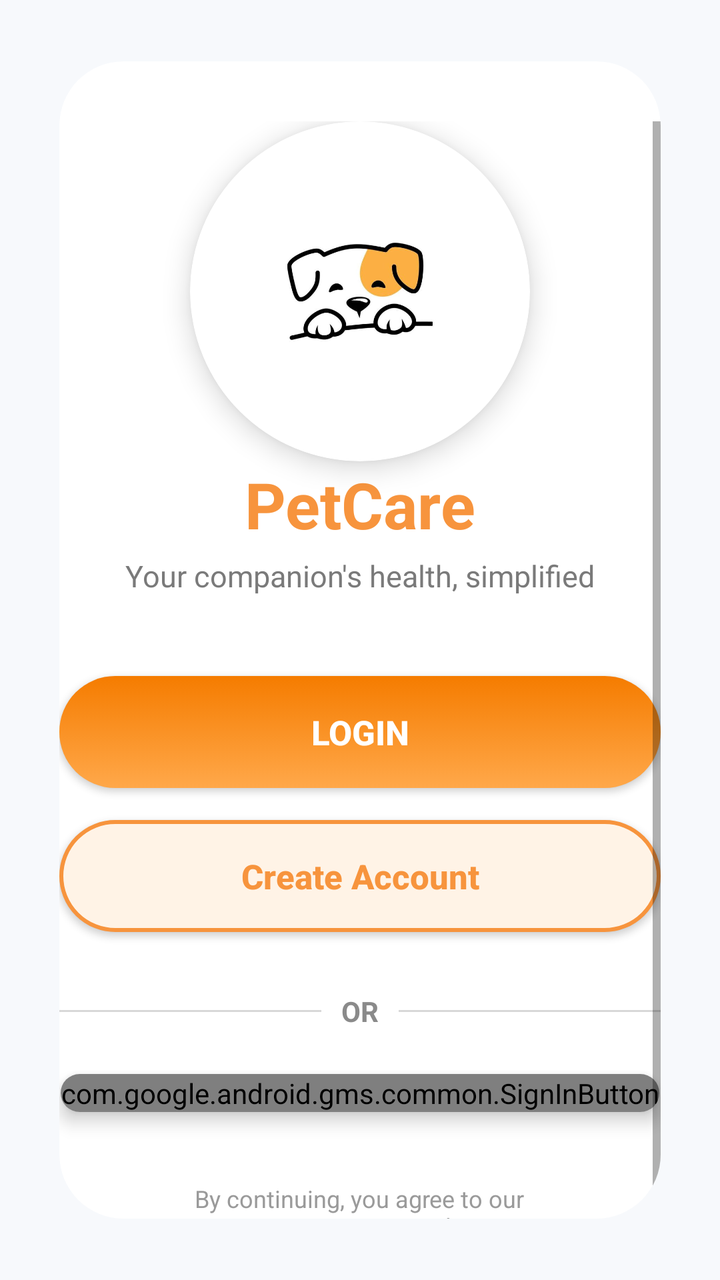
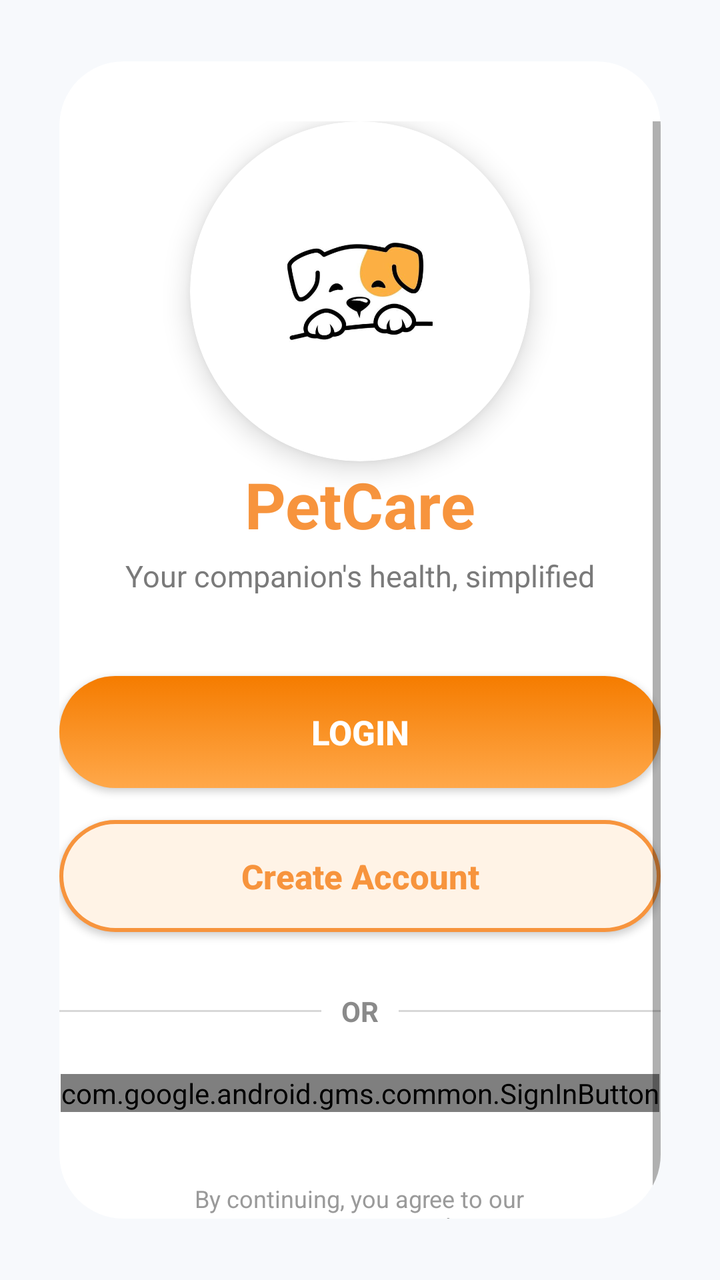

Compare the two renders of this Android layout. The source of the first and the diff that turns it into the second are given below.
<!-- AndroidManifest.xml: application theme Theme.PETCARE -->
<!-- res/layout/landingpage.xml -->
<?xml version="1.0" encoding="utf-8"?>

<androidx.constraintlayout.widget.ConstraintLayout
    xmlns:android="http://schemas.android.com/apk/res/android"
    xmlns:app="http://schemas.android.com/apk/res-auto"
    android:layout_width="match_parent"
    android:layout_height="match_parent"
    android:background="#F7F9FC">

    <androidx.cardview.widget.CardView
        android:layout_width="match_parent"
        android:layout_height="match_parent"
        android:layout_margin="18dp"
        app:cardCornerRadius="32dp"
        app:cardElevation="0dp"
        app:cardUseCompatPadding="true"
        app:layout_constraintBottom_toBottomOf="parent"
        app:layout_constraintEnd_toEndOf="parent"
        app:layout_constraintStart_toStartOf="parent"
        app:layout_constraintTop_toTopOf="parent">

        <ScrollView
            android:layout_width="match_parent"
            android:layout_height="match_parent"
            android:fillViewport="true"
            android:layout_marginTop="30dp">

            <LinearLayout
                android:layout_width="match_parent"
                android:layout_height="wrap_content"
                android:gravity="center_horizontal"
                android:orientation="vertical"
                >

                <androidx.cardview.widget.CardView
                    android:layout_width="170dp"
                    android:layout_height="170dp"
                    app:cardBackgroundColor="#FFFFFF"
                    app:cardCornerRadius="85dp"
                    app:cardElevation="8dp">


                    <ImageView

                        android:id="@+id/imgLogo"
                        android:layout_width="match_parent"
                        android:layout_height="match_parent"
                        android:padding="20dp"
                        android:scaleType="centerInside"
                        android:src="@drawable/pet_logo" />

                </androidx.cardview.widget.CardView>

                <TextView
                    android:layout_width="wrap_content"
                    android:layout_height="wrap_content"
                    android:text="PetCare"
                    android:textColor="#F7943D"
                    android:textSize="32sp"
                    android:textStyle="bold" />

                <TextView
                    android:layout_width="wrap_content"
                    android:layout_height="wrap_content"
                    android:layout_marginTop="4dp"
                    android:layout_marginBottom="40dp"
                    android:text="Your companion's health, simplified"
                    android:textColor="#7A7A7A"
                    android:textSize="15sp" />

                <View
                    android:layout_width="match_parent"
                    android:layout_height="0dp"
                    android:layout_weight="1"/>

                <Button

                    android:id="@+id/btnLogin"
                    android:layout_width="match_parent"
                    android:layout_height="56dp"
                    android:background="@drawable/button_orange"
                    android:elevation="6dp"
                    android:text="LOGIN"
                    android:textAllCaps="false"
                    android:textColor="#FFFFFF"
                    android:textSize="17sp"
                    android:textStyle="bold" />

                <Button
                    android:id="@+id/btnCreateAccount"
                    android:layout_width="match_parent"
                    android:layout_height="56dp"
                    android:layout_marginTop="16dp"
                    android:background="@drawable/button_light"
                    android:elevation="6dp"
                    android:text="Create Account"
                    android:textAllCaps="false"
                    android:textColor="#F7943D"
                    android:textSize="17sp"
                    android:textStyle="bold" />

                <LinearLayout
                    android:layout_width="match_parent"
                    android:layout_height="wrap_content"
                    android:layout_marginTop="30dp"
                    android:layout_marginBottom="22dp"
                    android:gravity="center_vertical"
                    android:orientation="horizontal">

                    <View
                        android:layout_width="0dp"
                        android:layout_height="1dp"
                        android:layout_weight="1"
                        android:background="#D8D8D8" />

                    <TextView
                        android:layout_width="wrap_content"
                        android:layout_height="wrap_content"
                        android:layout_marginHorizontal="10dp"
                        android:text="OR"
                        android:textColor="#8A8A8A"
                        android:textStyle="bold" />

                    <View
                        android:layout_width="0dp"
                        android:layout_height="1dp"
                        android:layout_weight="1"
                        android:background="#D8D8D8" />

                </LinearLayout>

                <androidx.cardview.widget.CardView
                    android:layout_width="wrap_content"
                    android:layout_height="wrap_content"
                    app:cardCornerRadius="18dp"
                    app:cardElevation="5dp">

                    <com.google.android.gms.common.SignInButton
                        android:id="@+id/btnGoogle"
                        android:layout_width="wrap_content"
                        android:layout_height="wrap_content" />

                </androidx.cardview.widget.CardView>

                <TextView
                    android:layout_width="wrap_content"
                    android:layout_height="wrap_content"
                    android:layout_marginTop="35dp"
                    android:gravity="center"
                    android:text="By continuing, you agree to our\nTerms &amp; Privacy Policy"
                    android:textAlignment="center"
                    android:textColor="#9A9A9A"
                    android:textSize="12sp" />

            </LinearLayout>

        </ScrollView>

    </androidx.cardview.widget.CardView>

</androidx.constraintlayout.widget.ConstraintLayout>
<!-- resources referenced by this layout -->
<resources>
  <!-- drawable button_light (drawable) -->
  <?xml version="1.0" encoding="utf-8"?>
  <selector xmlns:android="http://schemas.android.com/apk/res/android">
  
      <item android:state_pressed="true">
          <shape>
              <solid android:color="#FFE3C2"/>
              <corners android:radius="30dp"/>
          </shape>
      </item>
  
      <item>
          <shape>
              <solid android:color="#FFF3E6"/>
              <stroke
                  android:width="2dp"
                  android:color="#F7943D"/>
  
              <corners android:radius="30dp"/>
          </shape>
      </item>
  
  </selector>
  <!-- drawable button_orange (drawable) -->
  <?xml version="1.0" encoding="utf-8"?>
  <selector xmlns:android="http://schemas.android.com/apk/res/android">
  
      
      <item android:state_pressed="true">
          <shape android:shape="rectangle">
              <solid android:color="#E67E22"/>
              <corners android:radius="30dp"/>
          </shape>
      </item>
  
      
      <item>
          <shape android:shape="rectangle">
              <gradient
                  android:angle="90"
                  android:startColor="#FFA84A"
                  android:endColor="#F57C00"/>
  
              <corners android:radius="30dp"/>
  
              <padding
                  android:left="16dp"
                  android:right="16dp"
                  android:top="12dp"
                  android:bottom="12dp"/>
          </shape>
      </item>
  
  </selector>
  <!-- drawable pet_logo: png bitmap (drawable, 122432 bytes) -->
  <style name="Theme.PETCARE" parent="Theme.AppCompat.Light.NoActionBar">
          
      </style>
</resources>

<!-- the commit's change to res/layout/landingpage.xml (unified diff, before → after) -->
@@ -129,18 +129,13 @@
 
                 </LinearLayout>
 
-                <androidx.cardview.widget.CardView
-                    android:layout_width="wrap_content"
-                    android:layout_height="wrap_content"
-                    app:cardCornerRadius="18dp"
-                    app:cardElevation="5dp">
 
                     <com.google.android.gms.common.SignInButton
+
                         android:id="@+id/btnGoogle"
                         android:layout_width="wrap_content"
                         android:layout_height="wrap_content" />
 
-                </androidx.cardview.widget.CardView>
 
                 <TextView
                     android:layout_width="wrap_content"
